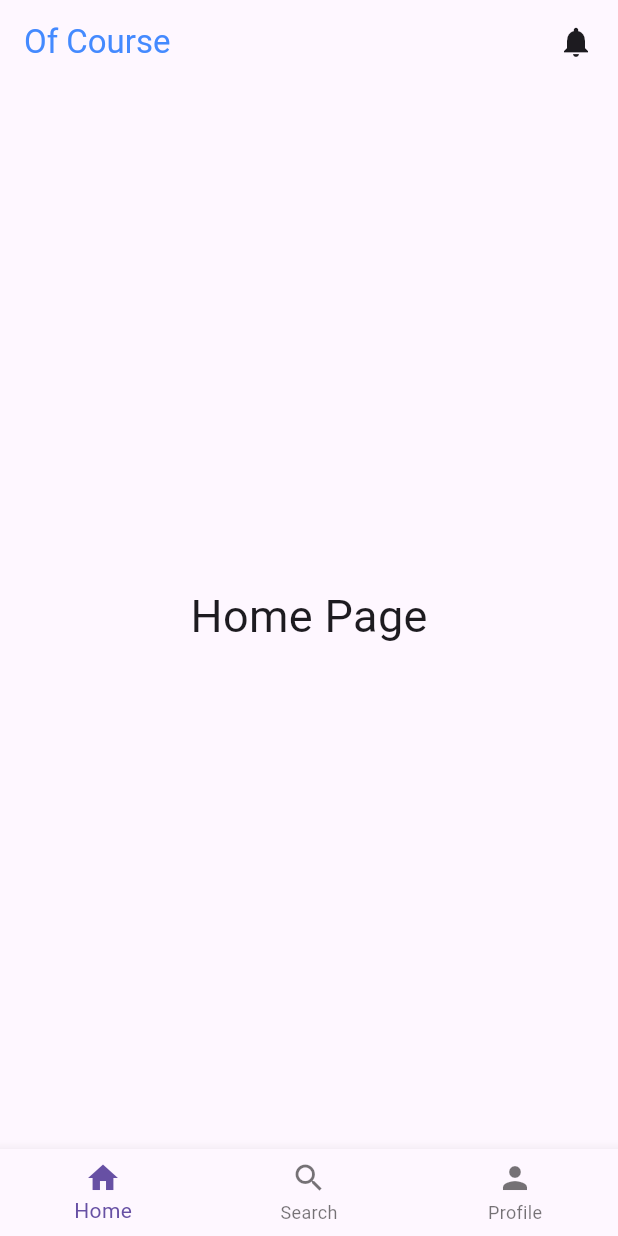
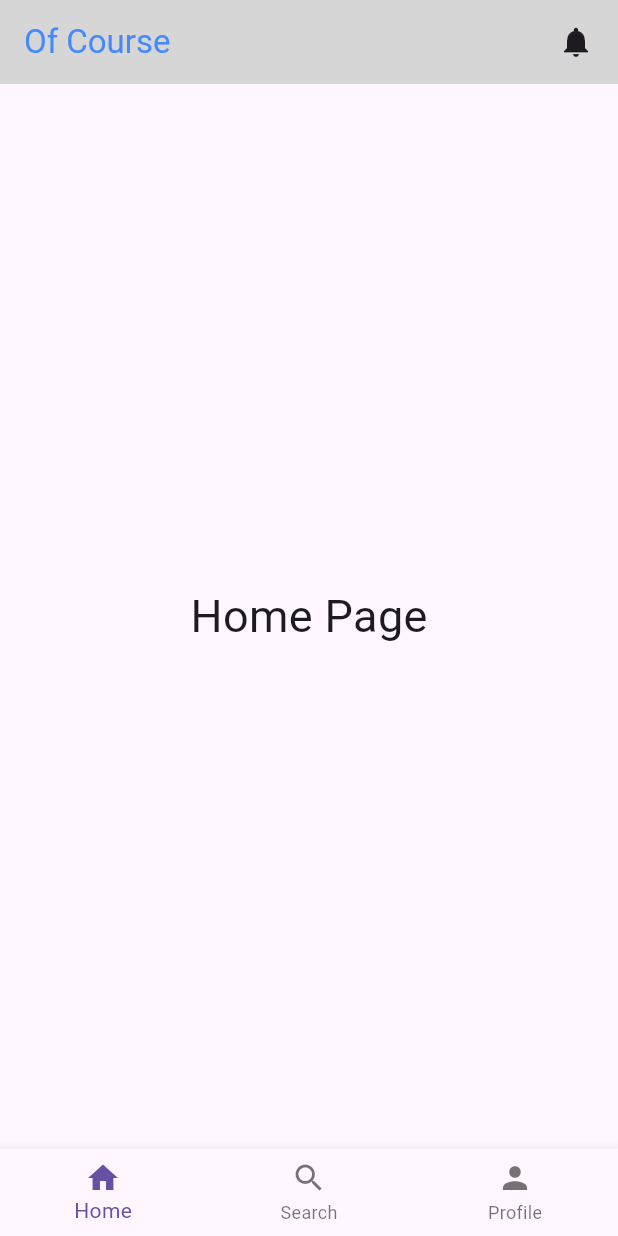
Before and after one commit to Amjadyabroudi128/ofCourse, a Flutter app: the screen it shows after launch, on a phone screen of 412 x 824 dp. Run offline on Flutter 3.47's test engine with Material 3 defaults, Android fonts, the phone set to English and light mode, and no system bars.

Commit message:
app bar color

```diff
--- a/lib/core/colors.dart
+++ b/lib/core/colors.dart
@@ -2,4 +2,5 @@ import 'package:flutter/material.dart';
 
  class myColors {
    static Color ofCourse = Colors.blueAccent;
+   static Color? appBar = Colors.grey[350];
  }
```
